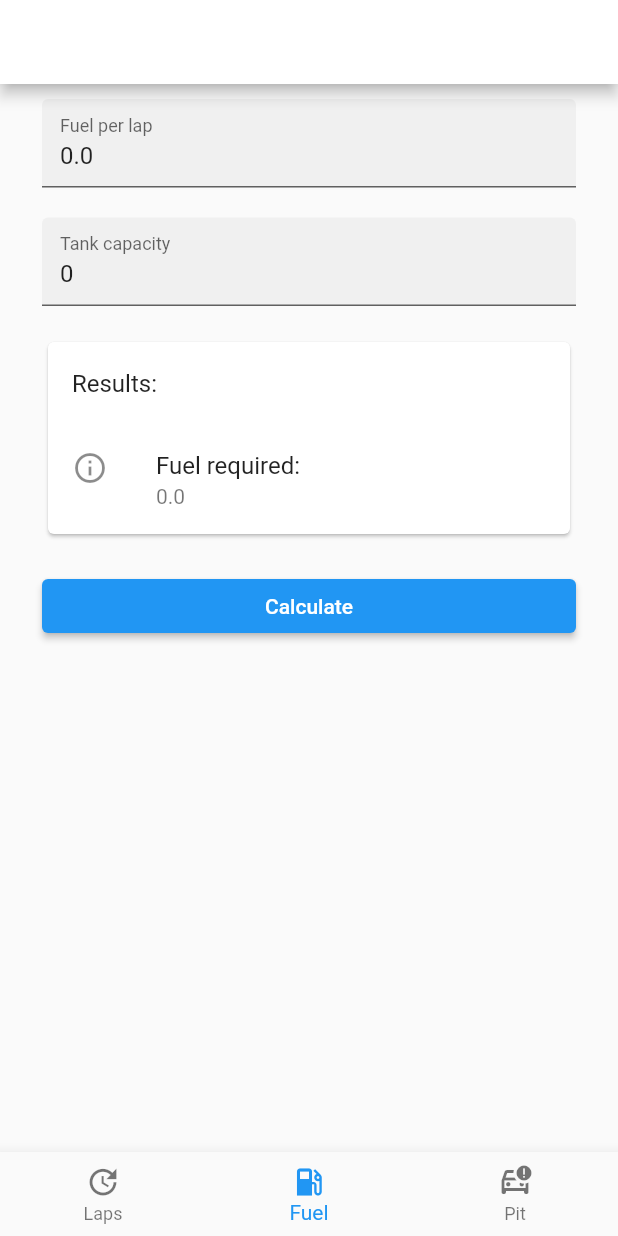
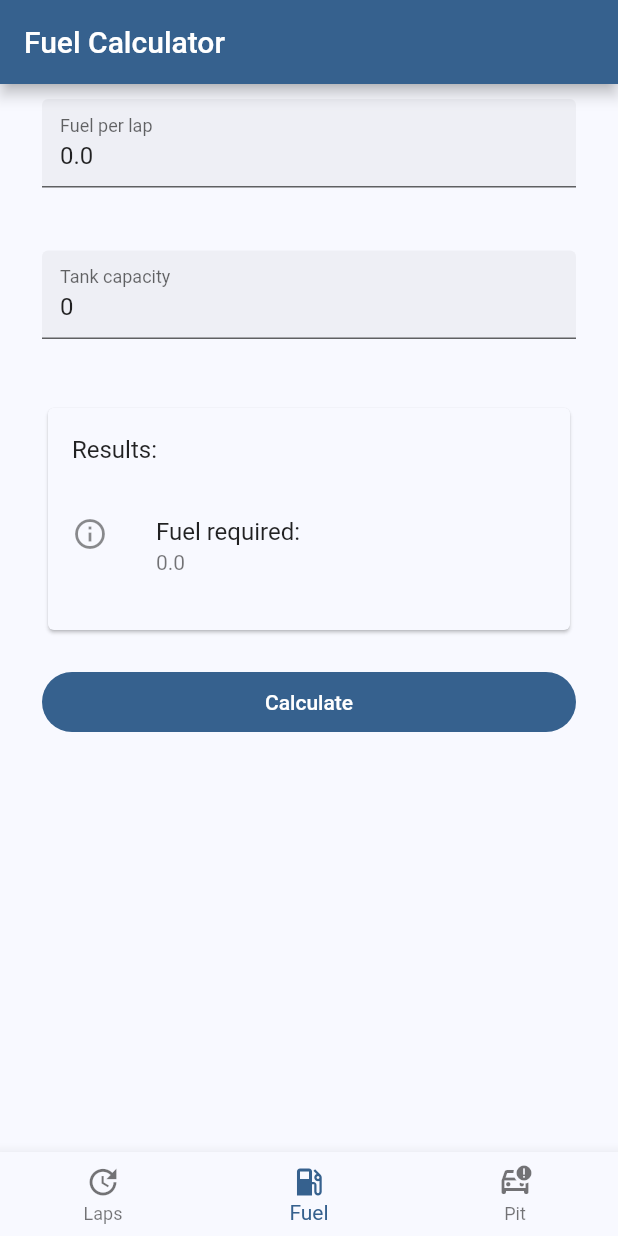
Before and after one commit to diogorsousa/race-calculator, a Flutter app: the screen it shows after launch, item 2 of the bottom bar chosen, after a tap on "Calculate", on a phone screen of 412 x 824 dp. Run offline on Flutter 3.47's test engine with Material 2 defaults, Android fonts, the phone set to English and light mode, and no system bars.

Commit message:
Updated theme

```diff
--- a/lib/app.dart
+++ b/lib/app.dart
@@ -10,11 +10,22 @@ class MyApp extends StatelessWidget {
     return MaterialApp(
       title: 'Race Calculator',
       themeMode: ThemeMode.system,
-      darkTheme: ThemeData(
-        brightness: Brightness.dark,
-        colorScheme: const ColorScheme.dark()
-            .copyWith(primary: const Color.fromARGB(255, 50, 146, 130)),
-        useMaterial3: true,
+      theme: ThemeData.from(
+              colorScheme: ColorScheme.fromSeed(seedColor: Colors.blue))
+          .copyWith(
+        pageTransitionsTheme: const PageTransitionsTheme(
+          builders: <TargetPlatform, PageTransitionsBuilder>{
+            TargetPlatform.android: ZoomPageTransitionsBuilder(),
+          },
+        ),
+      ),
+      darkTheme: ThemeData.dark().copyWith(
+        colorScheme: ColorScheme.fromSeed(seedColor: Colors.blue),
+        pageTransitionsTheme: const PageTransitionsTheme(
+          builders: <TargetPlatform, PageTransitionsBuilder>{
+            TargetPlatform.android: ZoomPageTransitionsBuilder(),
+          },
+        ),
       ),
       home: const AppShell(title: 'Lap Calculator'),
       debugShowCheckedModeBanner: false,
--- a/lib/screens/app_shell_page.dart
+++ b/lib/screens/app_shell_page.dart
@@ -31,7 +31,6 @@ class _AppShellState extends State<AppShell> {
   Widget build(BuildContext context) {
     return Scaffold(
       appBar: AppBar(
-        backgroundColor: Theme.of(context).colorScheme.inversePrimary,
         title: Text(_titles[_currentIndex]),
       ),
       body: _pages[_currentIndex],
@@ -58,6 +57,9 @@ class _AppShellState extends State<AppShell> {
             label: 'Pit',
           ),
         ],
+        selectedItemColor: Theme.of(context)
+            .colorScheme
+            .primary, // set the selected item color to the secondary color of the current theme
         currentIndex: _currentIndex,
         onTap: (index) {
           setState(() {
--- a/lib/screens/fuel_calculator_page.dart
+++ b/lib/screens/fuel_calculator_page.dart
@@ -13,6 +13,8 @@ class _FuelCalculatorPageState extends State<FuelCalculatorPage> {
   TextEditingController? fuelPerLapController;
   TextEditingController? tankCapacityController;
   double _fuelRequired = 0.0;
+
+  final _formKey = GlobalKey<FormState>();
 
   @override
   void initState() {
@@ -31,6 +33,7 @@ class _FuelCalculatorPageState extends State<FuelCalculatorPage> {
   }
 
   void _calculate() {
+    if (_formKey.currentState!.validate()) {
       setState(() {
         var totalLaps = context.read<LapCalculatorModel>().totalLaps;
         _fuelRequired = FuelCalculatorService.calculateFuelRequired(
@@ -44,6 +47,16 @@ class _FuelCalculatorPageState extends State<FuelCalculatorPage> {
         Provider.of<FuelCalculatorModel>(context, listen: false).tankCapacity =
             int.parse(tankCapacityController!.text);
       });
+    }
+  }
+
+  bool isValidTankCapacity(String input) {
+    return int.tryParse(input) != null;
+  }
+
+  bool isValidFuelPerLap(String input) {
+    double? value = double.tryParse(input);
+    return value != null && value.toString() == input;
   }
 
   @override
@@ -62,17 +75,21 @@ class _FuelCalculatorPageState extends State<FuelCalculatorPage> {
     return Padding(
       padding: const EdgeInsets.only(left: 28, right: 28, top: 10),
       child: Form(
+        key: _formKey,
         child: Column(
           children: <Widget>[
             TextFormField(
               controller: fuelPerLapController,
               decoration: const InputDecoration(
                 labelText: 'Fuel per lap',
+                helperText: " ",
                 filled: true,
               ),
               validator: (String? value) {
                 if (value == null || value.isEmpty) {
                   return 'Please enter fuel per lap';
+                } else if (!isValidFuelPerLap(value)) {
+                  return 'Invalid format. Please enter a number in the format #.#';
                 }
                 return null;
               },
@@ -82,11 +99,14 @@ class _FuelCalculatorPageState extends State<FuelCalculatorPage> {
               controller: tankCapacityController,
               decoration: const InputDecoration(
                 labelText: 'Tank capacity',
+                helperText: " ",
                 filled: true,
               ),
               validator: (String? value) {
                 if (value == null || value.isEmpty) {
                   return 'Please enter tank capacity';
+                } else if (!isValidTankCapacity(value)) {
+                  return 'Invalid format. Please enter a number';
                 }
                 return null;
               },
@@ -103,13 +123,14 @@ class _FuelCalculatorPageState extends State<FuelCalculatorPage> {
                     title: const Text('Fuel required:'),
                     subtitle: Text(_fuelRequired.toString()),
                   ),
+                  const SizedBox(height: 20),
                 ],
               ),
             ),
             const SizedBox(height: 20),
             SizedBox(
               width: double.infinity,
-              child: ElevatedButton(
+              child: FilledButton(
                 onPressed: () {
                   _calculate();
                 },
--- a/lib/screens/lap_calculator_page.dart
+++ b/lib/screens/lap_calculator_page.dart
@@ -14,6 +14,8 @@ class _LapCalculatorPageState extends State<LapCalculatorPage> {
   String _totalTime = "00:00:00";
   TextEditingController? raceDurationController;
   TextEditingController? averageLaptimeController;
+
+  final _formKey = GlobalKey<FormState>();
 
   @override
   void initState() {
@@ -32,6 +34,7 @@ class _LapCalculatorPageState extends State<LapCalculatorPage> {
   }
 
   void _calculate() {
+    if (_formKey.currentState!.validate()) {
       setState(() {
         _totalLaps = LapCalculatorService.getTotalLaps(
             raceDurationController!.text, averageLaptimeController!.text);
@@ -53,12 +56,23 @@ class _LapCalculatorPageState extends State<LapCalculatorPage> {
             _totalTime;
       });
     }
+  }
 
   @override
   void dispose() {
     raceDurationController?.dispose();
     averageLaptimeController?.dispose();
     super.dispose();
+  }
+
+  bool isValidDuration(String input) {
+    final RegExp regex = RegExp(r'^\d{1,2}:\d{2}:\d{2}$');
+    return regex.hasMatch(input);
+  }
+
+  bool isValidLaptime(String input) {
+    final RegExp regex = RegExp(r'^\d{1,2}:\d{2}\.\d{1,3}$');
+    return regex.hasMatch(input);
   }
 
   @override
@@ -77,6 +91,7 @@ class _LapCalculatorPageState extends State<LapCalculatorPage> {
     return Padding(
       padding: const EdgeInsets.only(left: 28, right: 28, top: 10),
       child: Form(
+        key: _formKey,
         child: Column(
           children: <Widget>[
             TextFormField(
@@ -89,6 +104,8 @@ class _LapCalculatorPageState extends State<LapCalculatorPage> {
               validator: (String? value) {
                 if (value == null || value.isEmpty) {
                   return 'Please enter race duration';
+                } else if (!isValidDuration(value)) {
+                  return 'Invalid format. Please enter duration as hrs:min:sec';
                 }
                 return null;
               },
@@ -104,6 +121,8 @@ class _LapCalculatorPageState extends State<LapCalculatorPage> {
               validator: (String? value) {
                 if (value == null || value.isEmpty) {
                   return 'Please enter average laptime';
+                } else if (!isValidLaptime(value)) {
+                  return 'Invalid format. Please enter lap time as min:sec.ms';
                 }
                 return null;
               },
@@ -129,14 +148,15 @@ class _LapCalculatorPageState extends State<LapCalculatorPage> {
                     leading: const Icon(Icons.info_outline),
                     title: const Text('Total time:'),
                     subtitle: Text(_totalTime),
-                  )
+                  ),
+                  const SizedBox(height: 20),
                 ],
               ),
             ),
             const SizedBox(height: 20),
             SizedBox(
               width: double.infinity,
-              child: ElevatedButton(
+              child: FilledButton(
                 onPressed: () {
                   _calculate();
                 },
```
Also changed, not shown: 3 other files. Lines whose indentation alone changed are shown as unchanged.
